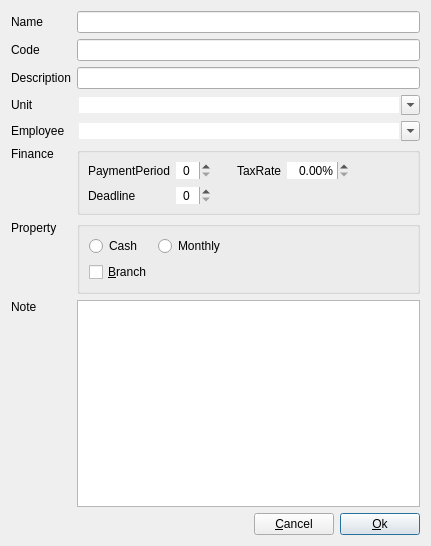
YtxCash/YTX, file dialog/editnode/editnodestakeholder.ui: the form before one commit.
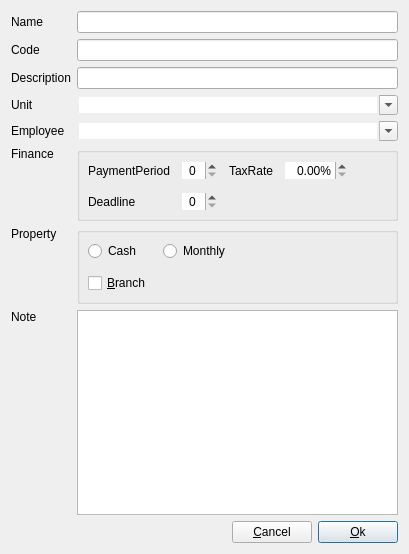
The form after the commit. Custom widgets are drawn as their Qt base class.

Patch:
```diff
--- a/dialog/editnode/editnodestakeholder.ui
+++ b/dialog/editnode/editnodestakeholder.ui
@@ -6,8 +6,8 @@
    <rect>
     <x>0</x>
     <y>0</y>
-    <width>431</width>
-    <height>546</height>
+    <width>409</width>
+    <height>554</height>
    </rect>
   </property>
   <layout class="QGridLayout" name="gridLayout_2">
@@ -190,6 +190,21 @@
       <string/>
      </property>
      <layout class="QGridLayout" name="gridLayout">
+      <property name="leftMargin">
+       <number>8</number>
+      </property>
+      <property name="topMargin">
+       <number>8</number>
+      </property>
+      <property name="rightMargin">
+       <number>8</number>
+      </property>
+      <property name="bottomMargin">
+       <number>8</number>
+      </property>
+      <property name="spacing">
+       <number>12</number>
+      </property>
       <item row="0" column="0">
        <widget class="QRadioButton" name="rBtnCash">
         <property name="sizePolicy">
@@ -257,6 +272,29 @@
       <property name="bottomMargin">
        <number>8</number>
       </property>
+      <property name="spacing">
+       <number>12</number>
+      </property>
+      <item row="0" column="4">
+       <spacer name="horizontalSpacer_3">
+        <property name="orientation">
+         <enum>Qt::Orientation::Horizontal</enum>
+        </property>
+        <property name="sizeHint" stdset="0">
+         <size>
+          <width>40</width>
+          <height>20</height>
+         </size>
+        </property>
+       </spacer>
+      </item>
+      <item row="1" column="0">
+       <widget class="QLabel" name="labelDeadline">
+        <property name="text">
+         <string>Deadline</string>
+        </property>
+       </widget>
+      </item>
       <item row="0" column="1">
        <widget class="SpinBox" name="spinBoxPaymentPeriod">
         <property name="sizePolicy">
@@ -276,14 +314,14 @@
         </property>
        </widget>
       </item>
-      <item row="0" column="3">
+      <item row="0" column="2">
        <widget class="QLabel" name="labelTaxRate">
         <property name="text">
          <string>TaxRate</string>
         </property>
        </widget>
       </item>
-      <item row="0" column="4">
+      <item row="0" column="3">
        <widget class="DoubleSpinBox" name="dSpinBoxTaxRate">
         <property name="sizePolicy">
          <sizepolicy hsizetype="Preferred" vsizetype="Fixed">
@@ -305,18 +343,21 @@
         </property>
        </widget>
       </item>
-      <item row="0" column="5">
-       <spacer name="horizontalSpacer_3">
-        <property name="orientation">
-         <enum>Qt::Orientation::Horizontal</enum>
+      <item row="1" column="1">
+       <widget class="SpinBox" name="spinBoxDeadline">
+        <property name="sizePolicy">
+         <sizepolicy hsizetype="Preferred" vsizetype="Fixed">
+          <horstretch>0</horstretch>
+          <verstretch>0</verstretch>
+         </sizepolicy>
         </property>
-        <property name="sizeHint" stdset="0">
-         <size>
-          <width>40</width>
-          <height>20</height>
-         </size>
+        <property name="frame">
+         <bool>false</bool>
         </property>
-       </spacer>
+        <property name="alignment">
+         <set>Qt::AlignmentFlag::AlignCenter</set>
+        </property>
+       </widget>
       </item>
       <item row="0" column="0">
        <widget class="QLabel" name="labelPaymentPeriod">
@@ -331,42 +372,6 @@
         </property>
        </widget>
       </item>
-      <item row="1" column="0">
-       <widget class="QLabel" name="labelDeadline">
-        <property name="text">
-         <string>Deadline</string>
-        </property>
-       </widget>
-      </item>
-      <item row="0" column="2" rowspan="2">
-       <spacer name="verticalSpacer">
-        <property name="orientation">
-         <enum>Qt::Orientation::Vertical</enum>
-        </property>
-        <property name="sizeHint" stdset="0">
-         <size>
-          <width>20</width>
-          <height>40</height>
-         </size>
-        </property>
-       </spacer>
-      </item>
-      <item row="1" column="1">
-       <widget class="SpinBox" name="spinBoxDeadline">
-        <property name="sizePolicy">
-         <sizepolicy hsizetype="Preferred" vsizetype="Fixed">
-          <horstretch>0</horstretch>
-          <verstretch>0</verstretch>
-         </sizepolicy>
-        </property>
-        <property name="frame">
-         <bool>false</bool>
-        </property>
-        <property name="alignment">
-         <set>Qt::AlignmentFlag::AlignCenter</set>
-        </property>
-       </widget>
-      </item>
      </layout>
     </widget>
    </item>
@@ -421,11 +426,6 @@
   </layout>
  </widget>
  <customwidgets>
-  <customwidget>
-   <class>DoubleSpinBox</class>
-   <extends>QDoubleSpinBox</extends>
-   <header location="global">widget/doublespinbox.h</header>
-  </customwidget>
   <customwidget>
    <class>ComboBox</class>
    <extends>QComboBox</extends>
@@ -436,16 +436,21 @@
    <extends>QLineEdit</extends>
    <header location="global">widget/lineedit.h</header>
   </customwidget>
-  <customwidget>
-   <class>SpinBox</class>
-   <extends>QSpinBox</extends>
-   <header location="global">widget/spinbox.h</header>
-  </customwidget>
   <customwidget>
    <class>PlainTextEdit</class>
    <extends>QPlainTextEdit</extends>
    <header location="global">widget/plaintextedit.h</header>
   </customwidget>
+  <customwidget>
+   <class>DoubleSpinBox</class>
+   <extends>QDoubleSpinBox</extends>
+   <header location="global">widget/doublespinbox.h</header>
+  </customwidget>
+  <customwidget>
+   <class>SpinBox</class>
+   <extends>QSpinBox</extends>
+   <header location="global">widget/spinbox.h</header>
+  </customwidget>
  </customwidgets>
  <tabstops>
   <tabstop>lineEditName</tabstop>
```
